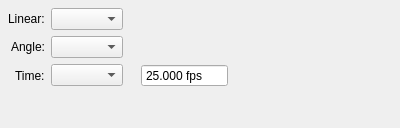
Above: core/ui/settings_units_ui.ui from mjbonnington/icarus-gps before the change. Below: the same form after it.
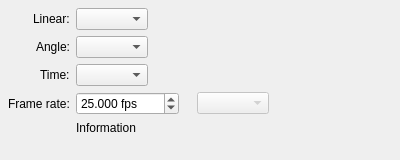
That is the form after the change.

Commit message: Added improved support for non-integer frame rates

```diff
--- a/core/ui/settings_units_ui.ui
+++ b/core/ui/settings_units_ui.ui
@@ -7,7 +7,7 @@
     <x>0</x>
     <y>0</y>
     <width>400</width>
-    <height>128</height>
+    <height>160</height>
    </rect>
   </property>
   <property name="windowTitle">
@@ -38,9 +38,6 @@
    </item>
    <item row="1" column="1">
     <widget class="QComboBox" name="linear_comboBox">
-     <property name="currentIndex">
-      <number>-1</number>
-     </property>
      <property name="xmlTag" stdset="0">
       <string>linear</string>
      </property>
@@ -60,48 +57,22 @@
      </property>
     </widget>
    </item>
-   <item row="3" column="0">
+   <item row="4" column="0">
     <widget class="QLabel" name="time_label">
      <property name="text">
-      <string>Time:</string>
+      <string>Frame rate:</string>
+     </property>
+     <property name="buddy">
+      <cstring>fps_doubleSpinBox</cstring>
      </property>
     </widget>
    </item>
-   <item row="3" column="1">
+   <item row="4" column="1">
     <layout class="QHBoxLayout" name="time_horizontalLayout">
-     <item>
-      <widget class="QComboBox" name="time_comboBox">
-       <property name="currentIndex">
-        <number>-1</number>
-       </property>
-       <property name="xmlTag" stdset="0">
-        <string>time</string>
-       </property>
-      </widget>
-     </item>
-     <item>
-      <spacer name="time_horizontalSpacer">
-       <property name="orientation">
-        <enum>Qt::Horizontal</enum>
-       </property>
-       <property name="sizeType">
-        <enum>QSizePolicy::Preferred</enum>
-       </property>
-       <property name="sizeHint" stdset="0">
-        <size>
-         <width>12</width>
-         <height>20</height>
-        </size>
-       </property>
-      </spacer>
-     </item>
      <item>
       <widget class="QDoubleSpinBox" name="fps_doubleSpinBox">
        <property name="readOnly">
-        <bool>true</bool>
-       </property>
-       <property name="buttonSymbols">
-        <enum>QAbstractSpinBox::NoButtons</enum>
+        <bool>false</bool>
        </property>
        <property name="suffix">
         <string> fps</string>
@@ -123,8 +94,58 @@
        </property>
       </widget>
      </item>
+     <item>
+      <spacer name="time_horizontalSpacer">
+       <property name="orientation">
+        <enum>Qt::Horizontal</enum>
+       </property>
+       <property name="sizeType">
+        <enum>QSizePolicy::Preferred</enum>
+       </property>
+       <property name="sizeHint" stdset="0">
+        <size>
+         <width>12</width>
+         <height>20</height>
+        </size>
+       </property>
+      </spacer>
+     </item>
+     <item>
+      <widget class="QComboBox" name="time_comboBox">
+       <property name="enabled">
+        <bool>false</bool>
+       </property>
+       <property name="xmlTag" stdset="0">
+        <string>time</string>
+       </property>
+      </widget>
+     </item>
     </layout>
    </item>
+   <item row="3" column="0">
+    <widget class="QLabel" name="timePreset_label">
+     <property name="text">
+      <string>Time:</string>
+     </property>
+     <property name="buddy">
+      <cstring>timePreset_comboBox</cstring>
+     </property>
+    </widget>
+   </item>
+   <item row="3" column="1">
+    <widget class="QComboBox" name="timePreset_comboBox">
+     <property name="xmlTag" stdset="0">
+      <string>timepreset</string>
+     </property>
+    </widget>
+   </item>
+   <item row="5" column="1">
+    <widget class="QLabel" name="timeInfo_label">
+     <property name="text">
+      <string>Information</string>
+     </property>
+    </widget>
+   </item>
   </layout>
  </widget>
  <resources/>
```
Left out of the diff: 32 changed lines with no effect on the pictures. The commit also changes 10 other files.
